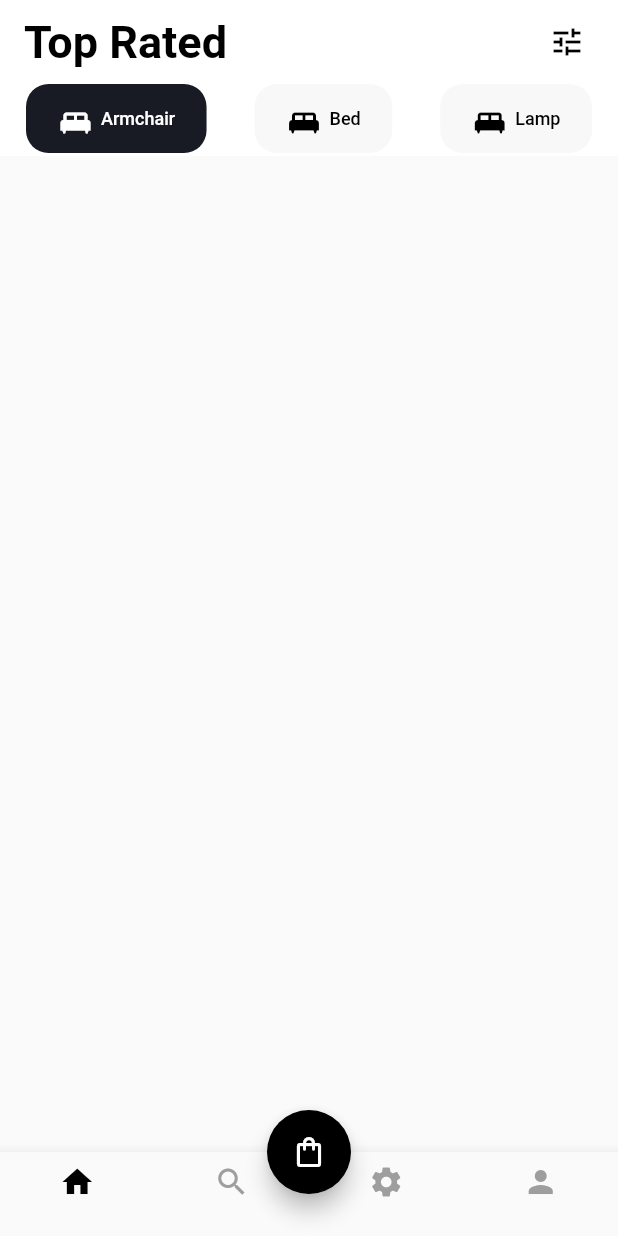
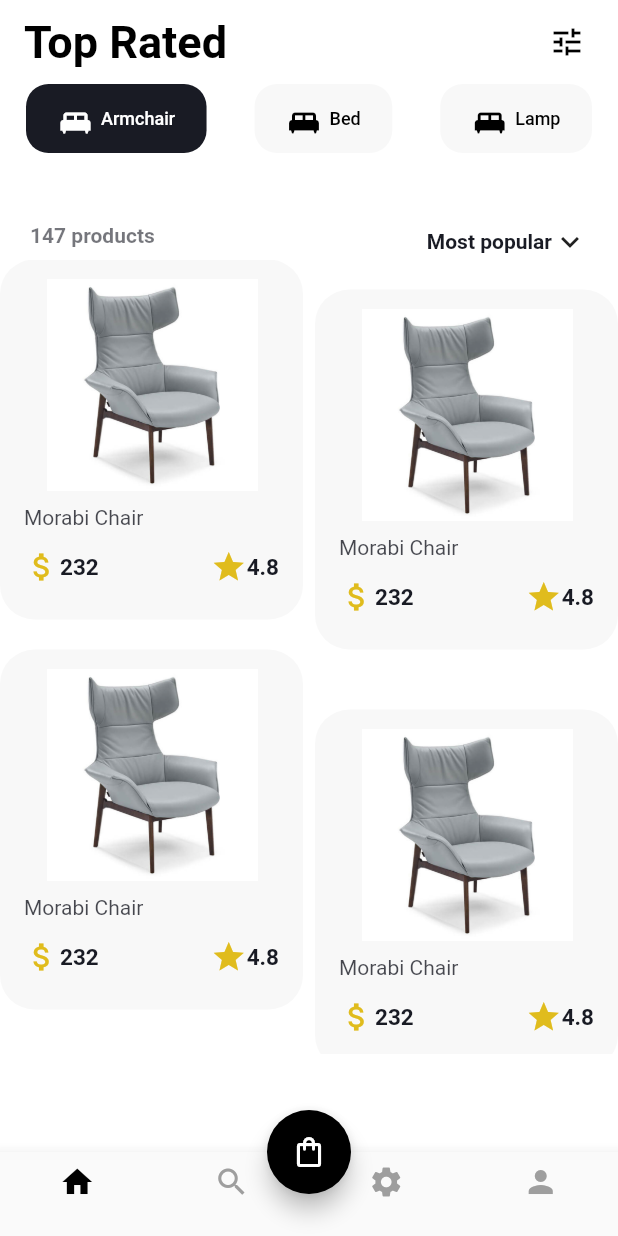
Before and after one commit to Adithyan2295/CenterSourceMachineTest, a Flutter app: the screen it shows after launch, on a phone screen of 412 x 824 dp. Run offline on Flutter 3.47's test engine with Material 2 defaults, Android fonts, the phone set to English and light mode, and no system bars.

Commit message:
landing page grid UI

```diff
--- a/Cs/lib/HomePage/homePage.dart
+++ b/Cs/lib/HomePage/homePage.dart
@@ -1,7 +1,7 @@
 import 'package:flutter/material.dart';
+import 'package:flutter_staggered_grid_view/flutter_staggered_grid_view.dart';
 
 class HomePage extends StatefulWidget {
-
   @override
   _HomePageState createState() => _HomePageState();
 }
@@ -9,18 +9,35 @@ class HomePage extends StatefulWidget {
 class _HomePageState extends State<HomePage> {
   int _selectedIndex = 0;
   int selectdTopBarIndex = 0;
+  var childern = [
+    Container(
+      child: Image.asset('assets/1.png'),
+    ),
+    Container(
+      child: Image.asset('assets/1.png'),
+    ),
+    Container(
+      child: Image.asset('assets/1.png'),
+    ),
+  ];
   void _onItemTapped(int index) {
     setState(() {
       _selectedIndex = index;
     });
   }
+
   @override
   Widget build(BuildContext context) {
     return mainBody();
   }
+
   appbar() {
     return AppBar(
-      title: Text('Top Rated',style: TextStyle(color: Colors.black,fontSize: 30,fontWeight: FontWeight.bold),),
+      title: Text(
+        'Top Rated',
+        style: TextStyle(
+            color: Colors.black, fontSize: 30, fontWeight: FontWeight.bold),
+      ),
       backgroundColor: Colors.white,
       elevation: 0,
       iconTheme: IconThemeData(color: Colors.grey),
@@ -36,7 +53,7 @@ class _HomePageState extends State<HomePage> {
 
   Widget tabBar() {
     return TabBar(
-      onTap: (value){
+        onTap: (value) {
           selectdTopBarIndex = value;
           setState(() {});
         },
@@ -50,7 +67,7 @@ class _HomePageState extends State<HomePage> {
   }
 
   List<Widget> tabbarList(int selectedIndex) {
-    var temp = ["Armchair", "Bed","Lamp"];
+    var temp = ["Armchair", "Bed", "Lamp"];
     List<Widget> tab = [];
     int i = 0;
     for (var tempMenutype in temp) {
@@ -58,13 +75,17 @@ class _HomePageState extends State<HomePage> {
         child: Container(
           padding: EdgeInsets.fromLTRB(21, 14, 21, 14),
           height: 48,
-          decoration: BoxDecoration(borderRadius: BorderRadius.circular(15), color: selectedIndex == i?
-          Color.fromRGBO(25, 27, 36, 1):
-           Color.fromRGBO(248, 248, 248, 1)),
+          decoration: BoxDecoration(
+              borderRadius: BorderRadius.circular(15),
+              color: selectedIndex == i
+                  ? Color.fromRGBO(25, 27, 36, 1)
+                  : Color.fromRGBO(248, 248, 248, 1)),
           child: Row(
             children: [
               Icon(Icons.king_bed),
-              SizedBox(width: 5,),
+              SizedBox(
+                width: 5,
+              ),
               Text(tempMenutype),
             ],
           ),
@@ -87,10 +108,11 @@ class _HomePageState extends State<HomePage> {
           child: Icon(Icons.shopping_bag_outlined),
           backgroundColor: Colors.black,
         ),
-        body: Container(),
+        body: body(),
       ),
     );
   }
+
   bottomNavigationBar() {
     return BottomNavigationBar(
       type: BottomNavigationBarType.fixed,
@@ -125,17 +147,133 @@ class _HomePageState extends State<HomePage> {
 
   Widget cartIcon() {
     return GestureDetector(
-      onTap: (){
+      onTap: () {
         print("**********************");
         print(MediaQuery.of(context).size.width);
-      print(MediaQuery.of(context).size.height);},
+        print(MediaQuery.of(context).size.height);
+      },
       child: Center(
         child: IconButton(
-              icon: Icon(Icons.tune,color: Colors.black,),
-              onPressed: () {print("**********************");
+            icon: Icon(
+              Icons.tune,
+              color: Colors.black,
+            ),
+            onPressed: () {
+              print("**********************");
               print(MediaQuery.of(context).size.width);
-      print(MediaQuery.of(context).size.height);}),
+              print(MediaQuery.of(context).size.height);
+            }),
       ),
     );
   }
+
+  body() {
+    return Container(
+      height: MediaQuery.of(context).size.height,
+      width: MediaQuery.of(context).size.width,
+      padding: EdgeInsets.only(top: 45),
+      color: Colors.white,
+      child: SingleChildScrollView(
+        child: Column(
+          children: [topRow(), gridview()],
+        ),
+      ),
+    );
   }
+
+  Widget topRow() {
+    return Container(
+      child: Row(
+        crossAxisAlignment: CrossAxisAlignment.start,
+        mainAxisAlignment: MainAxisAlignment.spaceBetween,
+        children: [
+          Container(
+              padding: EdgeInsets.only(left: 20),
+              child: Text(
+                "147 products",
+                style: TextStyle(
+                    color: Color.fromRGBO(25, 27, 36, 0.6),
+                    fontWeight: FontWeight.w600),
+              )),
+          Container(
+            padding: EdgeInsets.only(right: 20),
+            child: Row(
+              children: [
+                Text(
+                  "Most popular",
+                  style: TextStyle(
+                      color: Color.fromRGBO(25, 27, 36, 1),
+                      fontWeight: FontWeight.w600),
+                ),
+                Icon(Icons.keyboard_arrow_down_outlined)
+              ],
+            ),
+          ),
+        ],
+      ),
+    );
+  }
+
+  gridview() {
+    return Container(
+      height: MediaQuery.of(context).size.height - (MediaQuery.of(context).size.height /2.8),
+      width: MediaQuery.of(context).size.width,
+      child: MasonryGridView.count(physics: AlwaysScrollableScrollPhysics(),
+          // padding: const EdgeInsets.all(12.0),
+          crossAxisCount: 2,
+          mainAxisSpacing: 20,
+  crossAxisSpacing: 8,
+          itemCount: 4,
+          itemBuilder: (BuildContext context, int index) {
+            return GridTile(
+              child: Container(
+                height: 240,
+                decoration: BoxDecoration(borderRadius: BorderRadius.all(Radius.circular(23)),
+                color: Color.fromRGBO(248, 248, 248, 1),),
+                margin: index % 2 == 0 ? EdgeInsets.only(top:0,):EdgeInsets.only(top:20,),
+                child: Column(
+                  crossAxisAlignment: CrossAxisAlignment.start,
+                  children: [
+                    Container(
+                      padding: EdgeInsets.only(left: 31,right: 30,top: 13),
+                      child: Image.asset('assets/1.png')),
+                    Container(
+                      padding: EdgeInsets.only(left: 16,top: 10),
+                      child: Text("Morabi Chair",
+                      style:TextStyle(color: Color.fromRGBO(25, 27, 36, 0.8)),),
+                    ),
+                    Container(
+                      padding: EdgeInsets.only(top: 13,left: 16,right: 16),
+                      child: Row(
+                        crossAxisAlignment: CrossAxisAlignment.center,
+                        mainAxisAlignment: MainAxisAlignment.spaceBetween,
+                        children: [
+                          Row(
+                            children: [
+                              Icon(Icons.attach_money_outlined,color: Color.fromRGBO(224, 188, 29, 1),),
+                              Text("232",
+                              style:TextStyle(color: Color.fromRGBO(25, 27, 36, 1),
+                              fontSize: 15,
+                              fontWeight: FontWeight.w600),),
+                            ],
+                          ),
+                          Row(
+                            children: [
+                              Icon(Icons.star,color: Color.fromRGBO(224, 188, 29, 1),),
+                              Text("4.8",
+                              style:TextStyle(color: Color.fromRGBO(25, 27, 36, 1),
+                              fontSize: 15,
+                              fontWeight: FontWeight.w600),),
+                            ],
+                          )
+                        ],
+                      ),
+                    )
+                  ],
+                ),
+              ),
+            );
+          }),
+    );
+  }
+}
--- a/Cs/pubspec.yaml
+++ b/Cs/pubspec.yaml
@@ -23,7 +23,7 @@ environment:
 dependencies:
   flutter:
     sdk: flutter
-
+  flutter_staggered_grid_view: ^0.6.0
 
   # The following adds the Cupertino Icons font to your application.
   # Use with the CupertinoIcons class for iOS style icons.
```
Also changed, not shown: Cs/pubspec.lock. Lines whose indentation alone changed are shown as unchanged.
